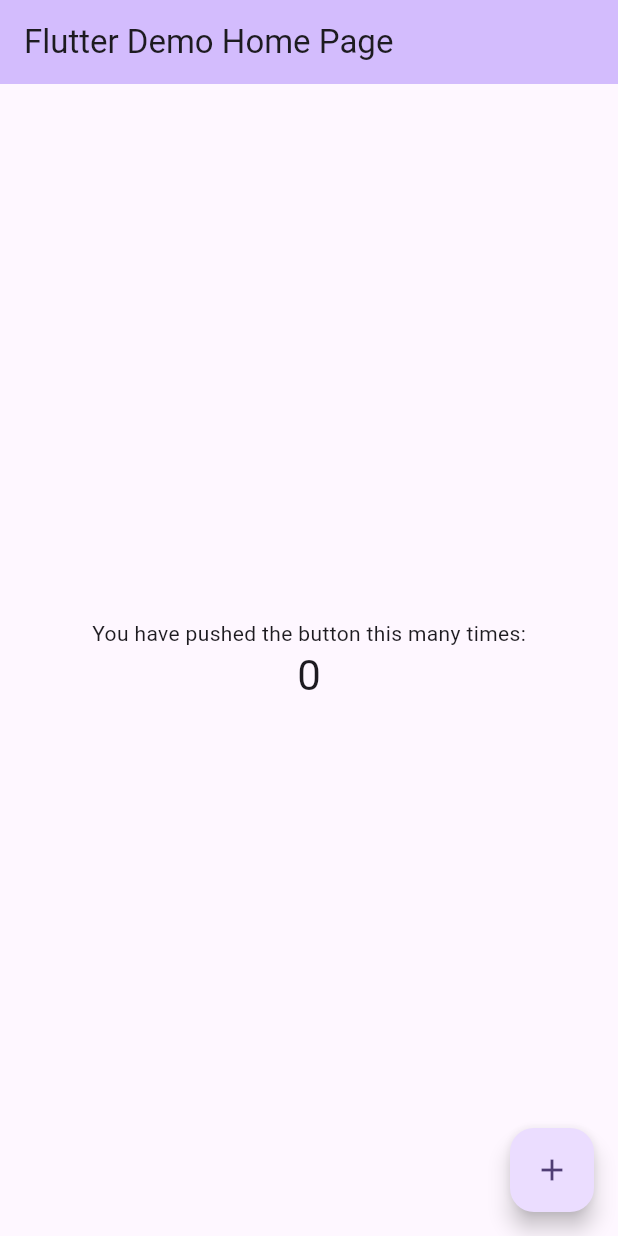
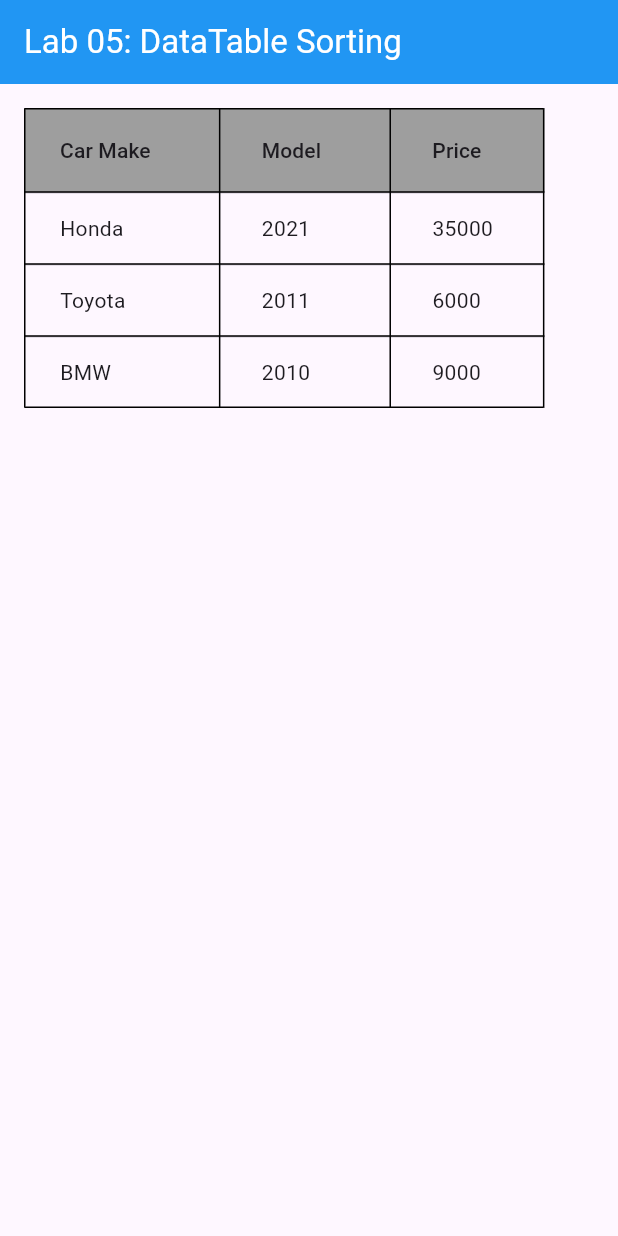
Before and after one commit to LeGamerr/TMA3084_G02_97239_Lab05_Lesson07, a Flutter app: the screen it shows after launch, on a phone screen of 412 x 824 dp. Run offline on Flutter 3.47's test engine with Material 3 defaults, Android fonts, the phone set to English and light mode, and no system bars.

Commit message:
Datatable with essential methods

```diff
--- a/Lab_B_Datatable/lib/main.dart
+++ b/Lab_B_Datatable/lib/main.dart
@@ -7,115 +7,94 @@ void main() {
 class MyApp extends StatelessWidget {
   const MyApp({super.key});
 
-  // This widget is the root of your application.
   @override
   Widget build(BuildContext context) {
-    return MaterialApp(
-      title: 'Flutter Demo',
-      theme: ThemeData(
-        // This is the theme of your application.
-        //
-        // TRY THIS: Try running your application with "flutter run". You'll see
-        // the application has a purple toolbar. Then, without quitting the app,
-        // try changing the seedColor in the colorScheme below to Colors.green
-        // and then invoke "hot reload" (save your changes or press the "hot
-        // reload" button in a Flutter-supported IDE, or press "r" if you used
-        // the command line to start the app).
-        //
-        // Notice that the counter didn't reset back to zero; the application
-        // state is not lost during the reload. To reset the state, use hot
-        // restart instead.
-        //
-        // This works for code too, not just values: Most code changes can be
-        // tested with just a hot reload.
-        colorScheme: .fromSeed(seedColor: Colors.deepPurple),
-      ),
-      home: const MyHomePage(title: 'Flutter Demo Home Page'),
+    return const MaterialApp(
+      debugShowCheckedModeBanner: false,
+      home: CarTablePage(),
     );
   }
 }
 
-class MyHomePage extends StatefulWidget {
-  const MyHomePage({super.key, required this.title});
+class Car {
+  Car(this.make, this.model, this.price);
 
-  // This widget is the home page of your application. It is stateful, meaning
-  // that it has a State object (defined below) that contains fields that affect
-  // how it looks.
+  final String make;
+  final int model;
+  final int price;
+}
 
-  // This class is the configuration for the state. It holds the values (in this
-  // case the title) provided by the parent (in this case the App widget) and
-  // used by the build method of the State. Fields in a Widget subclass are
-  // always marked "final".
-
-  final String title;
+class CarTablePage extends StatefulWidget {
+  const CarTablePage({super.key});
 
   @override
-  State<MyHomePage> createState() => _MyHomePageState();
+  State<CarTablePage> createState() => _CarTablePageState();
 }
 
-class _MyHomePageState extends State<MyHomePage> {
-  int _counter = 0;
+class _CarTablePageState extends State<CarTablePage> {
+  final List<Car> cars = [
+    Car('Honda', 2021, 35000),
+    Car('Toyota', 2011, 6000),
+    Car('BMW', 2010, 9000),
+  ];
 
-  void _incrementCounter() {
+  int? sortColumnIndex;
+  bool sortAscending = true;
+
+  void sortBy(
+    int columnIndex,
+    bool ascending,
+    int Function(Car a, Car b) compare,
+  ) {
     setState(() {
-      // This call to setState tells the Flutter framework that something has
-      // changed in this State, which causes it to rerun the build method below
-      // so that the display can reflect the updated values. If we changed
-      // _counter without calling setState(), then the build method would not be
-      // called again, and so nothing would appear to happen.
-      _counter++;
+      cars.sort((a, b) => ascending ? compare(a, b) : compare(b, a));
+      sortColumnIndex = columnIndex;
+      sortAscending = ascending;
     });
   }
 
   @override
   Widget build(BuildContext context) {
-    // This method is rerun every time setState is called, for instance as done
-    // by the _incrementCounter method above.
-    //
-    // The Flutter framework has been optimized to make rerunning build methods
-    // fast, so that you can just rebuild anything that needs updating rather
-    // than having to individually change instances of widgets.
     return Scaffold(
       appBar: AppBar(
-        // TRY THIS: Try changing the color here to a specific color (to
-        // Colors.amber, perhaps?) and trigger a hot reload to see the AppBar
-        // change color while the other colors stay the same.
-        backgroundColor: Theme.of(context).colorScheme.inversePrimary,
-        // Here we take the value from the MyHomePage object that was created by
-        // the App.build method, and use it to set our appbar title.
-        title: Text(widget.title),
+        title: const Text('Lab 05: DataTable Sorting'),
+        backgroundColor: Colors.blue,
+        foregroundColor: Colors.white,
       ),
-      body: Center(
-        // Center is a layout widget. It takes a single child and positions it
-        // in the middle of the parent.
-        child: Column(
-          // Column is also a layout widget. It takes a list of children and
-          // arranges them vertically. By default, it sizes itself to fit its
-          // children horizontally, and tries to be as tall as its parent.
-          //
-          // Column has various properties to control how it sizes itself and
-          // how it positions its children. Here we use mainAxisAlignment to
-          // center the children vertically; the main axis here is the vertical
-          // axis because Columns are vertical (the cross axis would be
-          // horizontal).
-          //
-          // TRY THIS: Invoke "debug painting" (choose the "Toggle Debug Paint"
-          // action in the IDE, or press "p" in the console), to see the
-          // wireframe for each widget.
-          mainAxisAlignment: .center,
-          children: [
-            const Text('You have pushed the button this many times:'),
-            Text(
-              '$_counter',
-              style: Theme.of(context).textTheme.headlineMedium,
+      body: Padding(
+        padding: const EdgeInsets.all(16.0),
+        child: DataTable(
+          sortColumnIndex: sortColumnIndex,
+          sortAscending: sortAscending,
+          border: TableBorder.all(color: Colors.black),
+          headingRowColor: WidgetStateProperty.all<Color>(Colors.grey),
+          columns: [
+            DataColumn(
+              label: const Text('Car Make'),
+              onSort: (i, asc) =>
+                  sortBy(i, asc, (a, b) => a.make.compareTo(b.make)),
+            ),
+            DataColumn(
+              label: const Text('Model'),
+              onSort: (i, asc) =>
+                  sortBy(i, asc, (a, b) => a.model.compareTo(b.model)),
+            ),
+            DataColumn(
+              label: const Text('Price'),
+              onSort: (i, asc) =>
+                  sortBy(i, asc, (a, b) => a.price.compareTo(b.price)),
             ),
           ],
+          rows: cars.map((car) {
+            return DataRow(
+              cells: [
+                DataCell(Text(car.make)),
+                DataCell(Text(car.model.toString())),
+                DataCell(Text(car.price.toString())),
+              ],
+            );
+          }).toList(),
         ),
-      ),
-      floatingActionButton: FloatingActionButton(
-        onPressed: _incrementCounter,
-        tooltip: 'Increment',
-        child: const Icon(Icons.add),
       ),
     );
   }
```
Also changed, not shown: 1 other file.
